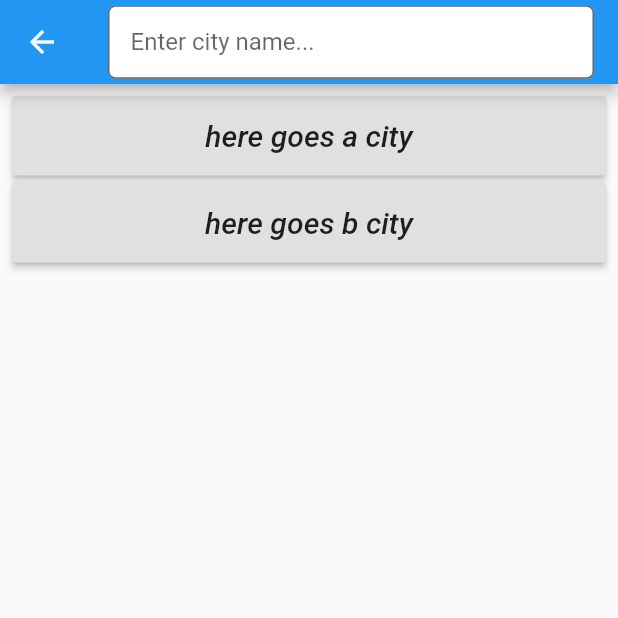
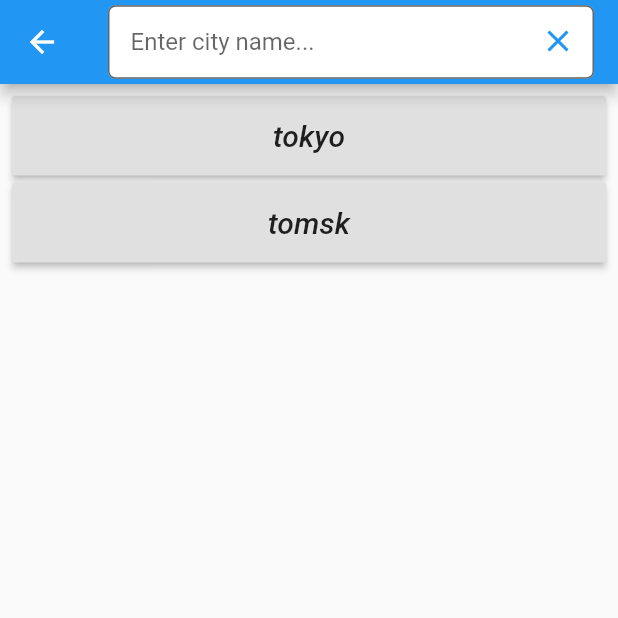
Before and after one commit to great-timofey/simple_weather_app, a Flutter app: the screen it shows after launch, after a tap on the "add" icon, on a phone screen of 412 x 824 dp, the top half of it. Run offline on Flutter 3.47's test engine with Material 2 defaults, Android fonts, the phone set to English and light mode, and no system bars; our stand-ins replace location, shared_preferences.

Commit message:
add_city_card + initial accuweather api setting

```diff
--- a/lib/components/add_city_card.dart
+++ b/lib/components/add_city_card.dart
@@ -1,8 +1,10 @@
 import 'package:flutter/material.dart';
 
+@immutable
 class AddCityCard extends StatelessWidget {
-  final String _name;
-  AddCityCard(this._name);
+  final String name;
+  final Function chooseCity;
+  AddCityCard({this.name, this.chooseCity});
 
   @override
   Widget build(BuildContext context) {
@@ -12,13 +14,11 @@ class AddCityCard extends StatelessWidget {
           child: Container(
             margin: const EdgeInsets.only(bottom: 5.0),
             child: RaisedButton(
-                onPressed: () {
-                  print(_name);
-                },
+                onPressed: () => chooseCity(name),
                 child: Padding(
                     padding: const EdgeInsets.all(15.0),
                     child: Text(
-                      'here goes $_name city',
+                      name,
                       style: TextStyle(
                         fontSize: 20.0,
                         fontStyle: FontStyle.italic,
--- a/lib/scenes/add_city_scene.dart
+++ b/lib/scenes/add_city_scene.dart
@@ -1,5 +1,11 @@
+import 'dart:async';
+import 'dart:convert' show json;
 import 'package:flutter/material.dart';
+
+import 'package:http/http.dart' as http;
+
 import 'package:simple_weather_app/components/add_city_card.dart';
+import 'package:simple_weather_app/utils/utils.dart';
 
 class AddCityScene extends StatefulWidget {
   AddCityScene({Key key}) : super(key: key);
@@ -9,16 +15,58 @@ class AddCityScene extends StatefulWidget {
 }
 
 class _AddCitydSceneState extends State<AddCityScene> {
-  List<String> _cities;
+  List<String> _cities = [];
+  String _newCity;
+  final TextEditingController _controller = TextEditingController();
 
-  _renderCities(List<String> cities) =>
-      cities.map<Widget>((city) => AddCityCard(city)).toList();
+  _renderCities(List<String> cities) {
+    if (cities != null)
+      return cities
+          .map<Widget>(
+              (city) => AddCityCard(name: city, chooseCity: _handleChooseCity))
+          .toList();
+    else
+      return <Widget>[];
+  }
+
+  _searchCities(String city) async {
+    // TODO: complete debounce logic
+    print('called');
+    // final citiesRes = await http
+    //     .get(
+    //         '$accuweatherPrefix/locations/v1/cities/autocomplete?apikey=$accuweatherApiKey&q=$city')
+    //     .then((res) => json.decode(res.body));
+    // print(citiesRes);
+    // if (citiesRes != null) {
+    //   int count = 0;
+    //   while (_cities.length < 5) {
+    //     _cities.add(citiesRes[count]['LocalizedName']);
+    //     count++;
+    //   }
+    // }
+  }
+
+  void _handleInputClear() {
+    _cities.clear();
+    _controller.clear();
+    print(_cities);
+  }
+
+  void _handleChooseCity(String chosenCity) {
+    _newCity = chosenCity;
+    print(_newCity);
+  }
 
   @override
   Widget build(BuildContext context) {
     return Scaffold(
       appBar: AppBar(
-        title: TextField(
+        actions: <Widget>[],
+        title: Stack(
+          children: [
+            TextField(
+              controller: _controller,
+              onChanged: _searchCities,
               decoration: InputDecoration(
                 filled: true,
                 fillColor: Colors.white,
@@ -31,10 +79,22 @@ class _AddCitydSceneState extends State<AddCityScene> {
                 contentPadding: EdgeInsets.all(15.0),
               ),
             ),
+            Positioned(
+              right: 0.0,
+              child: IconButton(
+                icon: Icon(
+                  Icons.clear,
+                  color: Colors.blue,
+                ),
+                onPressed: _handleInputClear,
+              ),
+            )
+          ],
+        ),
       ),
       body: Padding(
         padding: const EdgeInsets.all(8.0),
-        child: ListView(children: _renderCities(['a', 'b'])),
+        child: ListView(children: _renderCities(['tokyo', 'tomsk'])),
       ),
     );
   }
--- a/lib/scenes/home_scene.dart
+++ b/lib/scenes/home_scene.dart
@@ -87,7 +87,7 @@ class HomeSceneState extends State<HomeScene> {
     await prefs.setString('Prague', '50.0755,14.4378');
     await prefs.setString('Murmansk', '68.9585,33.0827');
     if (_currentLocation != null) {
-      await prefs.setString('SOMEWHERE', formatLocation());
+      await prefs.setString('somewhere', formatLocation());
     }
     Navigator.push(
         context, MaterialPageRoute(builder: (context) => AddCityScene()));
--- a/lib/utils/keys.dart
+++ b/lib/utils/keys.dart
@@ -3,3 +3,5 @@ const darkskyPrefix = 'https://api.darksky.net/forecast';
 const teleportPrefix = 'https://api.teleport.org/api/urban_areas';
 const cityCoverNotExists =
     'https://api.icons8.com/download/4419d1ec1dca6b200e6fb61ddefbe620131d2b66/iOS7/PNG/512/Very_Basic/search-512.png';
+const accuweatherApiKey = '7m1thsHtQnBtiu6CKbnm5ebNFK90poBz';
+const accuweatherPrefix = 'http://dataservice.accuweather.com';
```
Lines whose indentation alone changed are shown as unchanged.
